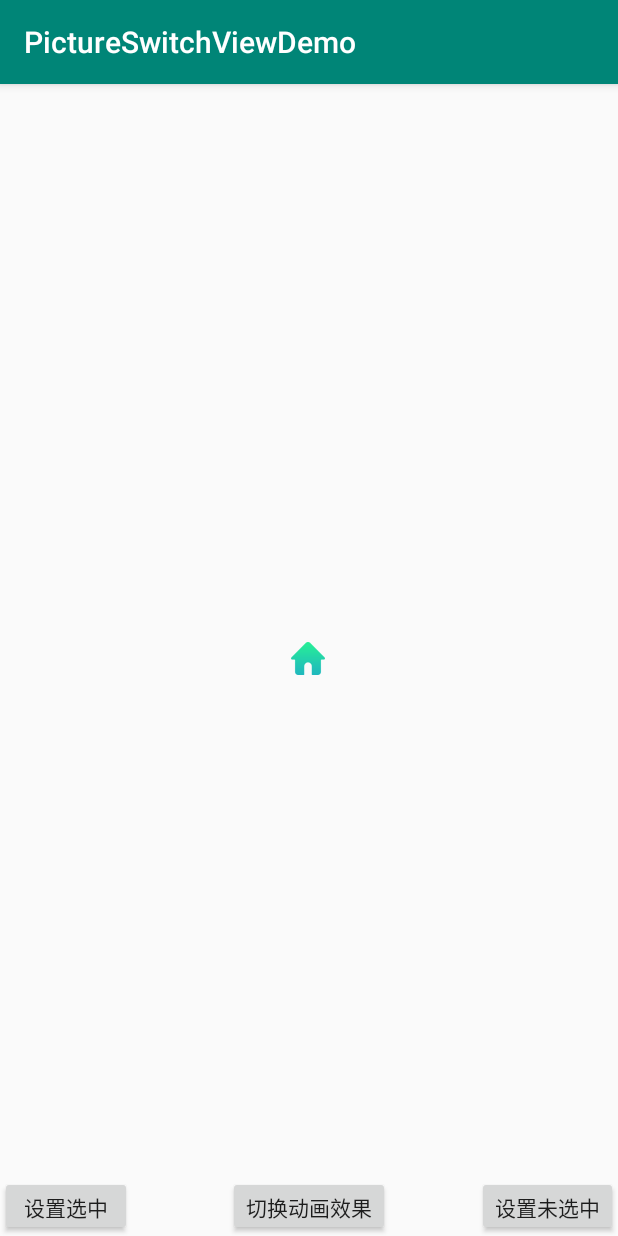
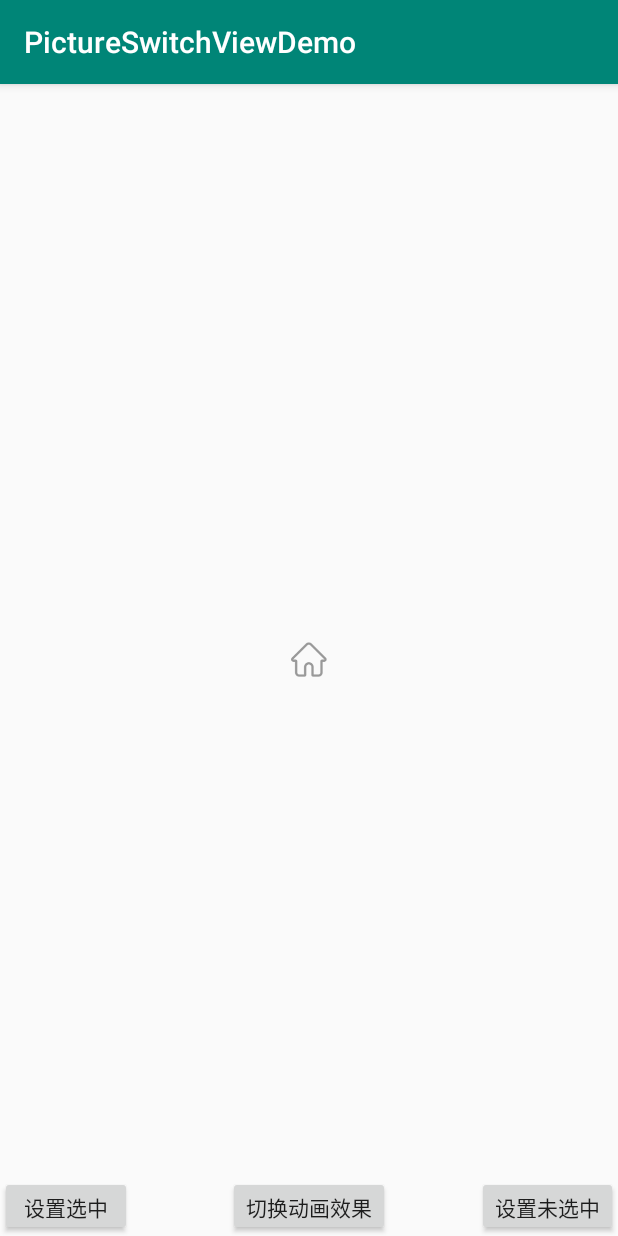
Before and after one commit to daozhan/PictureSwitchView, an Android app: the screen it shows after launch (MainActivity), on a phone screen of 412 x 824 dp. Run offline under Robolectric (Android 15) with nearby library versions, the phone set to English and light mode, and no system bars.

Commit message:
解决默认显示问题

```diff
--- a/app/src/main/res/layout/activity_main.xml
+++ b/app/src/main/res/layout/activity_main.xml
@@ -12,8 +12,7 @@
             android:layout_centerInParent="true"
             app:selectSrc="@mipmap/tab_home_s"
             app:unSelectSrc="@mipmap/tab_home_n"
-            app:loadingTextAnimationTime="500"
-            app:loadingTextAnimationStyle="TOP_TO_BOTTOM"/>
+            app:loadingTextAnimationTime="500"/>
 
     <Button
             android:id="@+id/select"
--- a/pictureswitchview/src/main/java/com/dao/pictureswitchview/PictureSwitchBgImage.kt
+++ b/pictureswitchview/src/main/java/com/dao/pictureswitchview/PictureSwitchBgImage.kt
@@ -17,7 +17,7 @@ import kotlin.math.sqrt
 
 
 /**
- *
+ * 背景图片
  * @author daoz
  * @date :2020/4/28 15:56
  */
@@ -123,7 +123,6 @@ class PictureSwitchBgImage : ImageView {
      */
     fun setAnimationStyle(animationStyle: Int) {
         this.animationStyle = animationStyle
-        startAnimation()
     }
 
 }
--- a/pictureswitchview/src/main/java/com/dao/pictureswitchview/PictureSwitchImage.kt
+++ b/pictureswitchview/src/main/java/com/dao/pictureswitchview/PictureSwitchImage.kt
@@ -13,6 +13,7 @@ import android.view.animation.BounceInterpolator
 import android.view.animation.OvershootInterpolator
 import com.dao.practicedraw.utils.dip2Px
 import android.animation.AnimatorSet
+import android.util.Log
 import kotlin.math.sqrt
 
 
@@ -115,6 +116,7 @@ class PictureSwitchImage : View {
     fun setIsSelect(isSelect: Boolean) {
         this.isSelect = isSelect
         startAnimation()
+        Log.e("dao", "setIsSelect")
     }
 
     fun getIsSelect(): Boolean {
@@ -123,7 +125,6 @@ class PictureSwitchImage : View {
 
     fun setAnimationStyle(animationStyle: Int) {
         this.animationStyle = animationStyle
-        startAnimation()
     }
 
     fun getAnimationStyle() : Int{
--- a/pictureswitchview/src/main/java/com/dao/pictureswitchview/PictureSwitchView.kt
+++ b/pictureswitchview/src/main/java/com/dao/pictureswitchview/PictureSwitchView.kt
@@ -10,7 +10,7 @@ import com.dao.pictureswitchview.R.attr.unSelectSrc
 import kotlin.math.max
 
 /**
- *
+ * 图片切换动画
  * @author daoz
  * @date :2020/4/28 15:55
  */
```
